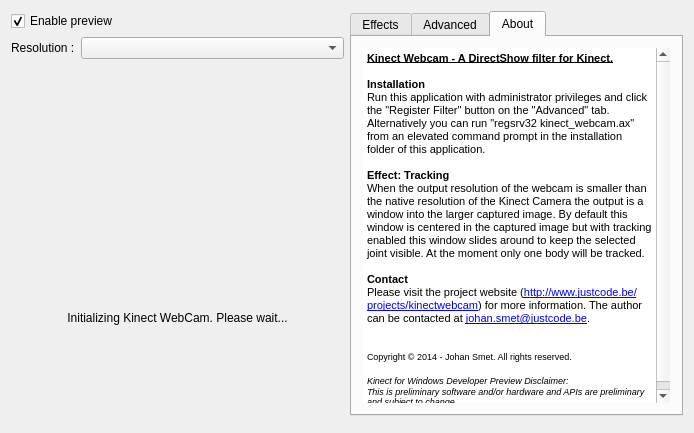
This is src/ui/mainwindow.ui in JohanSmet/kinect_webcam as Qt 5 draws it before an edit. The edited form follows.
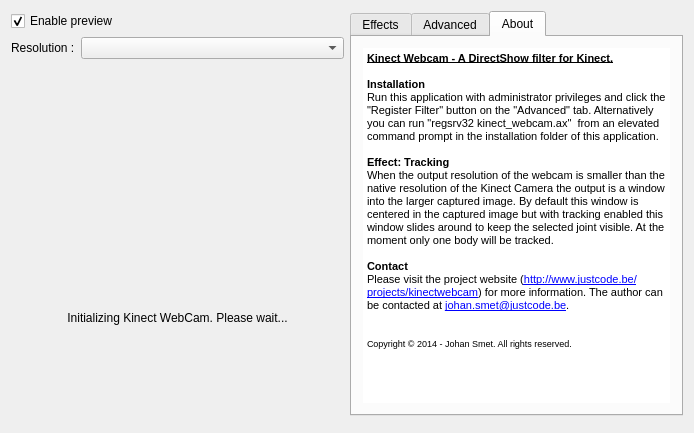
This is the edited form. The open tabs and pages were chosen to show the change.

Commit message: Use the public Kinect SDK release

```diff
--- a/src/ui/mainwindow.ui
+++ b/src/ui/mainwindow.ui
@@ -299,9 +299,7 @@
 &lt;p style=&quot;-qt-paragraph-type:empty; margin-top:0px; margin-bottom:0px; margin-left:0px; margin-right:0px; -qt-block-indent:0; text-indent:0px;&quot;&gt;&lt;br /&gt;&lt;/p&gt;
 &lt;p style=&quot;-qt-paragraph-type:empty; margin-top:0px; margin-bottom:0px; margin-left:0px; margin-right:0px; -qt-block-indent:0; text-indent:0px;&quot;&gt;&lt;br /&gt;&lt;/p&gt;
 &lt;p style=&quot; margin-top:0px; margin-bottom:0px; margin-left:0px; margin-right:0px; -qt-block-indent:0; text-indent:0px;&quot;&gt;&lt;span style=&quot; font-size:7pt;&quot;&gt;Copyright © 2014 - Johan Smet. All rights reserved.&lt;/span&gt;&lt;/p&gt;
-&lt;p style=&quot;-qt-paragraph-type:empty; margin-top:0px; margin-bottom:0px; margin-left:0px; margin-right:0px; -qt-block-indent:0; text-indent:0px;&quot;&gt;&lt;br /&gt;&lt;/p&gt;
-&lt;p style=&quot; margin-top:0px; margin-bottom:0px; margin-left:0px; margin-right:0px; -qt-block-indent:0; text-indent:0px;&quot;&gt;&lt;span style=&quot; font-size:7pt; font-style:italic;&quot;&gt;Kinect for Windows Developer Preview Disclaimer:&lt;/span&gt;&lt;/p&gt;
-&lt;p style=&quot; margin-top:0px; margin-bottom:0px; margin-left:0px; margin-right:0px; -qt-block-indent:0; text-indent:0px;&quot;&gt;&lt;span style=&quot; font-size:7pt; font-style:italic;&quot;&gt;This is preliminary software and/or hardware and APIs are preliminary and subject to change.&lt;/span&gt;&lt;/p&gt;&lt;/body&gt;&lt;/html&gt;</string>
+&lt;p style=&quot;-qt-paragraph-type:empty; margin-top:0px; margin-bottom:0px; margin-left:0px; margin-right:0px; -qt-block-indent:0; text-indent:0px;&quot;&gt;&lt;br /&gt;&lt;/p&gt;&lt;/body&gt;&lt;/html&gt;</string>
           </property>
           <property name="openExternalLinks">
            <bool>true</bool>
```
Left out of the diff: 2 changed lines with no effect on the pictures. The commit also changes 1 other file.
